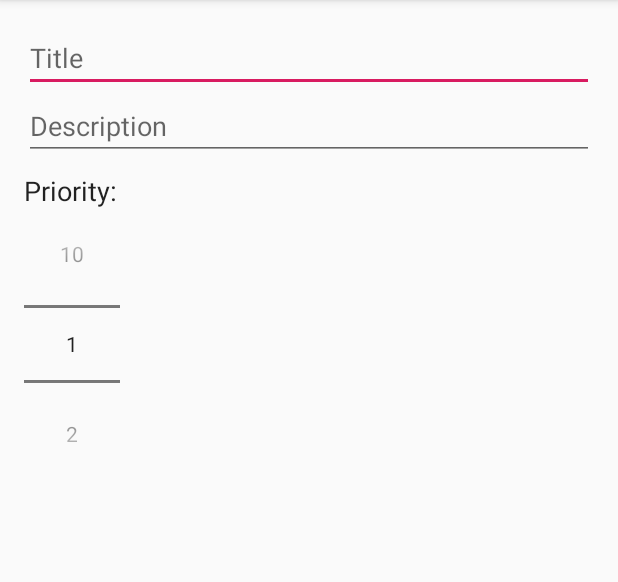
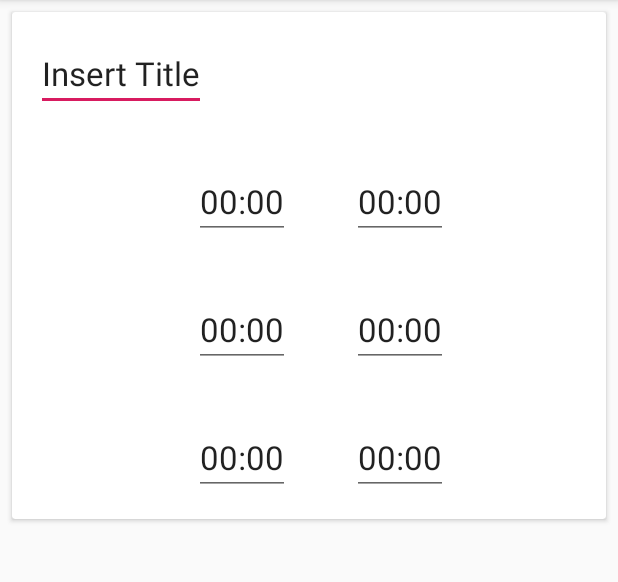
Before and after one commit to jwright12/ChessTimer, an Android app: the AddEditTimerRequest screen opened directly, with no data from a screen before it, on a phone screen of 412 x 824 dp, the part 84-666 px from its top. Run offline under Robolectric (Android 15) with nearby library versions, the phone set to English and light mode, and no system bars; 2 statements that could not run were skipped.

Commit message:
Temp add new timer layout. Basic inputs for settings.

```diff
--- a/app/src/main/res/layout/add_edit_timer.xml
+++ b/app/src/main/res/layout/add_edit_timer.xml
@@ -1,36 +1,103 @@
 <?xml version="1.0" encoding="utf-8"?>
 
-<LinearLayout
+<androidx.cardview.widget.CardView
         xmlns:android="http://schemas.android.com/apk/res/android"
+        android:layout_width="match_parent"
+        android:layout_height="wrap_content"
         android:orientation="vertical"
-        android:layout_width="match_parent"
-        android:layout_height="match_parent"
+        android:layout_marginEnd="8dp"
+        android:layout_marginStart="8dp"
+        android:layout_marginTop="8dp"
+        >
+
+    <RelativeLayout
+            android:layout_width="wrap_content"
+            android:layout_height="wrap_content"
             android:padding="16dp">
 
         <EditText
-            android:id="@+id/edit_text_title"
-            android:layout_width="match_parent"
+                android:layout_width="wrap_content"
                 android:layout_height="wrap_content"
-            android:hint="Title"
-            android:inputType="text"/>
+                android:id="@+id/title_text"
+                android:text="Insert Title"
+                android:inputType="text"
+                android:textAppearance="@style/TextAppearance.AppCompat.Large"
+                android:layout_alignParentLeft="true"
+                android:maxLines="1" android:ellipsize="end"/>
 
         <EditText
-            android:id="@+id/edit_text_description"
-            android:layout_width="match_parent"
-            android:layout_height="wrap_content"
-            android:hint="Description"
-            android:inputType="textMultiLine"/>
-
-    <TextView
                 android:layout_width="wrap_content"
                 android:layout_height="wrap_content"
-            android:layout_marginTop="8dp"
-            android:text="Priority:"
-            android:textAppearance="@android:style/TextAppearance.Medium"/>
+                android:id="@+id/white_duration_edit_text"
+                android:text="00:00"
+                android:textAppearance="@style/TextAppearance.AppCompat.Large"
+                android:layout_below="@id/title_text"
+                android:paddingTop="45dp"
+                android:layout_marginLeft="105dp"
+                android:inputType="time"/>
 
-    <NumberPicker
-            android:id="@+id/number_picker_priority"
+        <EditText
                 android:layout_width="wrap_content"
-            android:layout_height="wrap_content"/>
+                android:layout_height="wrap_content"
+                android:id="@+id/black_duration_edit_text"
+                android:text="00:00"
+                android:textAppearance="@style/TextAppearance.AppCompat.Large"
+                android:layout_below="@id/title_text"
+                android:layout_alignLeft="@id/white_duration_edit_text"
+                android:paddingTop="45dp"
+                android:layout_marginLeft="105dp"
+                android:inputType="time"/>
 
-</LinearLayout>
+        <EditText
+                android:layout_width="wrap_content"
+                android:layout_height="wrap_content"
+                android:id="@+id/white_increment_edit_text"
+                android:text="00:00"
+                android:textAppearance="@style/TextAppearance.AppCompat.Large"
+                android:layout_below="@id/white_duration_edit_text"
+                android:paddingTop="45dp"
+                android:layout_marginLeft="105dp"
+                android:inputType="time"/>
+
+        <EditText
+                android:layout_width="wrap_content"
+                android:layout_height="wrap_content"
+                android:id="@+id/black_increment_edit_text"
+                android:text="00:00"
+                android:textAppearance="@style/TextAppearance.AppCompat.Large"
+                android:layout_below="@id/black_duration_edit_text"
+                android:layout_alignLeft="@id/white_increment_edit_text"
+                android:paddingTop="45dp"
+                android:layout_marginLeft="105dp"
+                android:inputType="time"/>
+
+        <EditText
+                android:layout_width="wrap_content"
+                android:layout_height="wrap_content"
+                android:id="@+id/white_delay_edit_text"
+                android:text="00:00"
+                android:textAppearance="@style/TextAppearance.AppCompat.Large"
+                android:layout_below="@id/white_increment_edit_text"
+                android:paddingTop="45dp"
+                android:layout_marginLeft="105dp"
+                android:inputType="time"/>
+
+        <EditText
+                android:layout_width="wrap_content"
+                android:layout_height="wrap_content"
+                android:id="@+id/black_delay_edit_text"
+                android:text="00:00"
+                android:textAppearance="@style/TextAppearance.AppCompat.Large"
+                android:layout_below="@id/black_increment_edit_text"
+                android:layout_alignLeft="@id/white_delay_edit_text"
+                android:paddingTop="45dp"
+                android:layout_marginLeft="105dp"
+                android:inputType="time"/>
+
+
+    </RelativeLayout>
+
+
+
+
+</androidx.cardview.widget.CardView>
```
Lines whose indentation alone changed are shown as unchanged.
